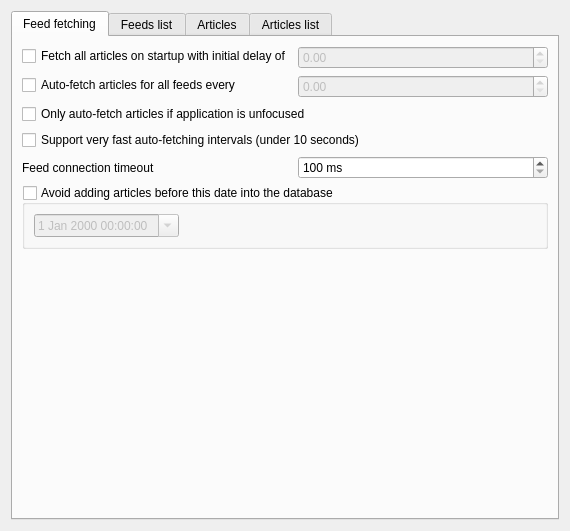
The window that src/librssguard/gui/settings/settingsfeedsmessages.ui (martinrotter/rssguard) describes before a commit, drawn with Qt 5.
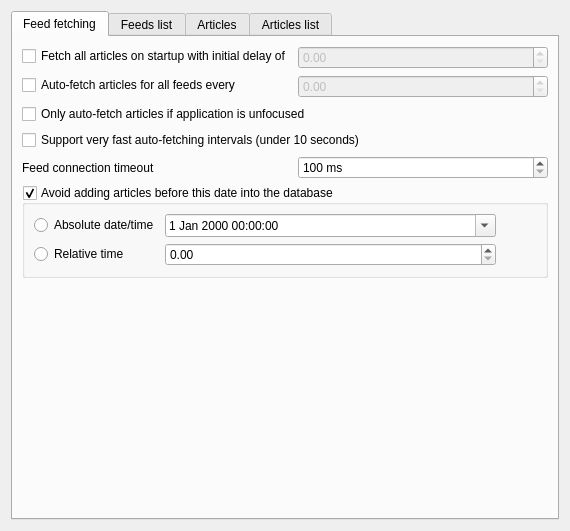
The same window after the commit. Custom widgets are drawn as their Qt base class.

The edit to the form file:
```diff
--- a/src/librssguard/gui/settings/settingsfeedsmessages.ui
+++ b/src/librssguard/gui/settings/settingsfeedsmessages.ui
@@ -131,17 +131,57 @@
           <bool>true</bool>
          </property>
          <property name="checked">
-          <bool>false</bool>
+          <bool>true</bool>
          </property>
          <layout class="QGridLayout" name="gridLayout">
-          <item row="0" column="0">
+          <item row="0" column="1">
            <widget class="QDateTimeEdit" name="m_dtDateTimeToAvoid">
+            <property name="sizePolicy">
+             <sizepolicy hsizetype="Minimum" vsizetype="Fixed">
+              <horstretch>1</horstretch>
+              <verstretch>0</verstretch>
+             </sizepolicy>
+            </property>
+            <property name="minimumDate">
+             <date>
+              <year>1971</year>
+              <month>1</month>
+              <day>1</day>
+             </date>
+            </property>
             <property name="calendarPopup">
              <bool>true</bool>
             </property>
            </widget>
           </item>
-          <item row="0" column="1">
+          <item row="1" column="1">
+           <widget class="TimeSpinBox" name="m_spinHoursAvoid">
+            <property name="sizePolicy">
+             <sizepolicy hsizetype="Minimum" vsizetype="Fixed">
+              <horstretch>1</horstretch>
+              <verstretch>0</verstretch>
+             </sizepolicy>
+            </property>
+            <property name="maximum">
+             <double>10000.000000000000000</double>
+            </property>
+           </widget>
+          </item>
+          <item row="0" column="0">
+           <widget class="QRadioButton" name="m_rbAvoidAbsolute">
+            <property name="text">
+             <string>Absolute date/time</string>
+            </property>
+           </widget>
+          </item>
+          <item row="1" column="0">
+           <widget class="QRadioButton" name="m_rbAvoidRelative">
+            <property name="text">
+             <string>Relative time</string>
+            </property>
+           </widget>
+          </item>
+          <item row="1" column="2">
            <spacer name="horizontalSpacer_4">
             <property name="orientation">
              <enum>Qt::Horizontal</enum>
@@ -154,6 +194,19 @@
             </property>
            </spacer>
           </item>
+          <item row="0" column="2">
+           <spacer name="horizontalSpacer_5">
+            <property name="orientation">
+             <enum>Qt::Horizontal</enum>
+            </property>
+            <property name="sizeHint" stdset="0">
+             <size>
+              <width>40</width>
+              <height>20</height>
+             </size>
+            </property>
+           </spacer>
+          </item>
          </layout>
         </widget>
        </item>
@@ -656,17 +709,17 @@
   </layout>
  </widget>
  <customwidgets>
+  <customwidget>
+   <class>TimeSpinBox</class>
+   <extends>QDoubleSpinBox</extends>
+   <header>timespinbox.h</header>
+  </customwidget>
   <customwidget>
    <class>HelpSpoiler</class>
    <extends>QWidget</extends>
    <header>helpspoiler.h</header>
    <container>1</container>
   </customwidget>
-  <customwidget>
-   <class>TimeSpinBox</class>
-   <extends>QDoubleSpinBox</extends>
-   <header>timespinbox.h</header>
-  </customwidget>
  </customwidgets>
  <tabstops>
   <tabstop>m_checkUpdateAllFeedsOnStartup</tabstop>
```
Left out of the diff: 36 changed lines with no effect on the pictures.
